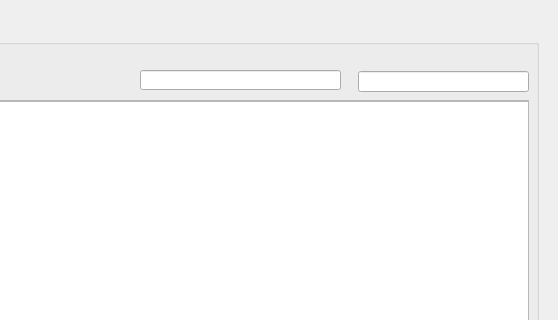
First picture: the form in ShoppedOUT/magazynwindow.ui, repository Filemon279/ProjektCpp, before the edit; both pictures show x 242 to 800 and y 0 to 320 of the 800 by 600 pixel window.
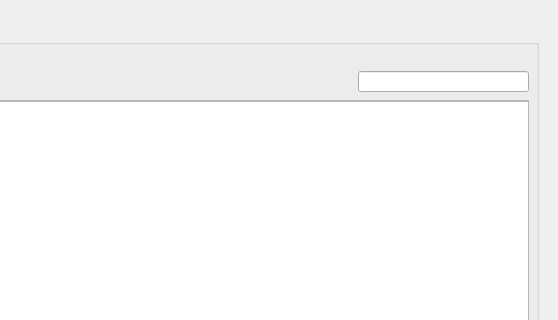
Second picture: the form after the edit. Icons and pictures are not drawn.

Patch:
```diff
--- a/ShoppedOUT/magazynwindow.ui
+++ b/ShoppedOUT/magazynwindow.ui
@@ -121,16 +121,6 @@
      <string>Usuń</string>
     </property>
    </widget>
-   <widget class="QLineEdit" name="linia">
-    <property name="geometry">
-     <rect>
-      <x>362</x>
-      <y>50</y>
-      <width>201</width>
-      <height>20</height>
-     </rect>
-    </property>
-   </widget>
    <widget class="QPushButton" name="pushButton_4">
     <property name="geometry">
      <rect>
```
Left out of the diff: 8 changed lines with no effect on the pictures.
